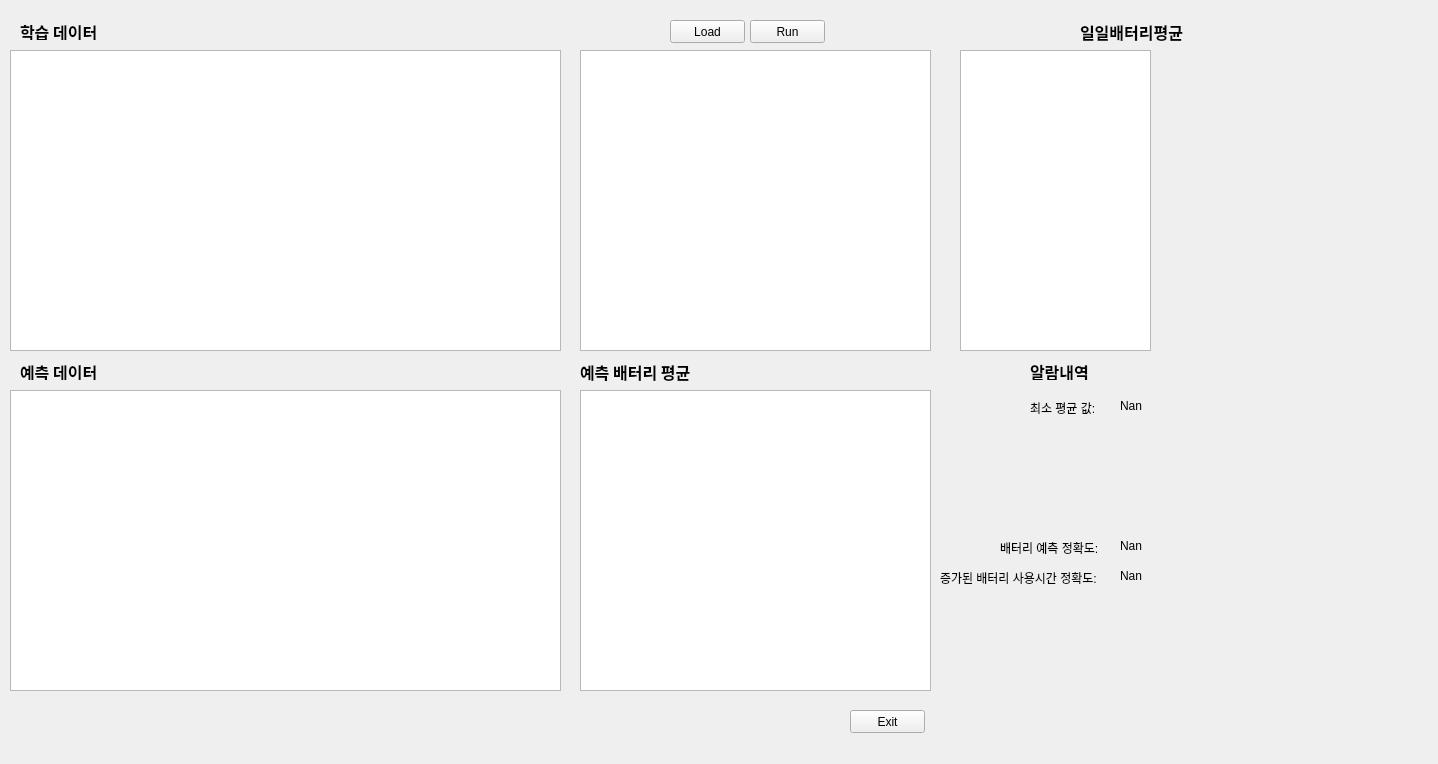
Parkcheolhyeong/batteryPredict, file pushbuttonTest.ui: the form before one commit.
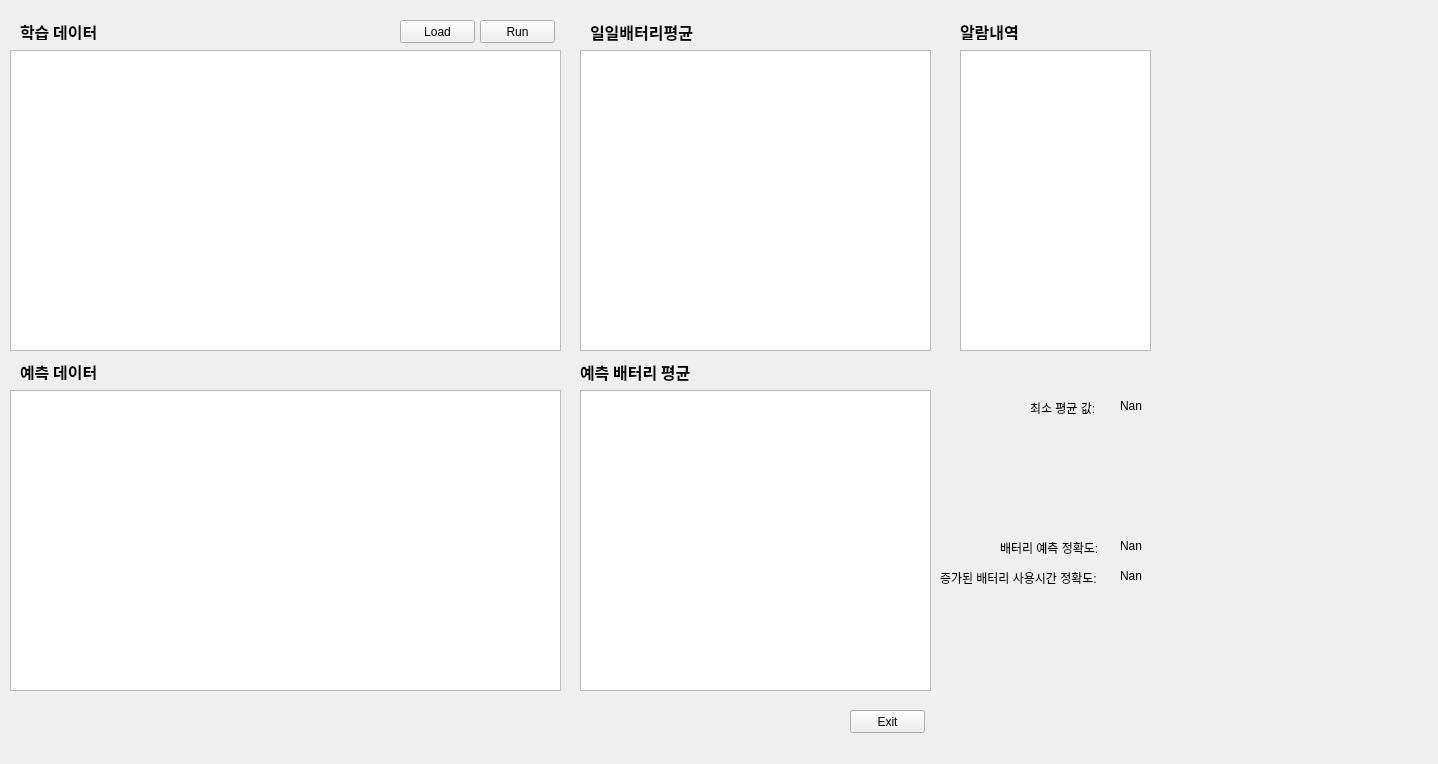
The form after the commit.

What changed in the file:
```diff
--- a/pushbuttonTest.ui
+++ b/pushbuttonTest.ui
@@ -25,7 +25,7 @@
   <widget class="QPushButton" name="btn_run">
    <property name="geometry">
     <rect>
-     <x>750</x>
+     <x>480</x>
      <y>20</y>
      <width>75</width>
      <height>23</height>
@@ -75,7 +75,7 @@
   <widget class="QPushButton" name="btn_load">
    <property name="geometry">
     <rect>
-     <x>670</x>
+     <x>400</x>
      <y>20</y>
      <width>75</width>
      <height>23</height>
@@ -142,8 +142,8 @@
   <widget class="QLabel" name="label_result_3">
    <property name="geometry">
     <rect>
-     <x>1030</x>
-     <y>360</y>
+     <x>960</x>
+     <y>20</y>
      <width>71</width>
      <height>20</height>
     </rect>
@@ -228,7 +228,7 @@
   <widget class="QLabel" name="label_result_4">
    <property name="geometry">
     <rect>
-     <x>1080</x>
+     <x>590</x>
      <y>20</y>
      <width>151</width>
      <height>21</height>
```
